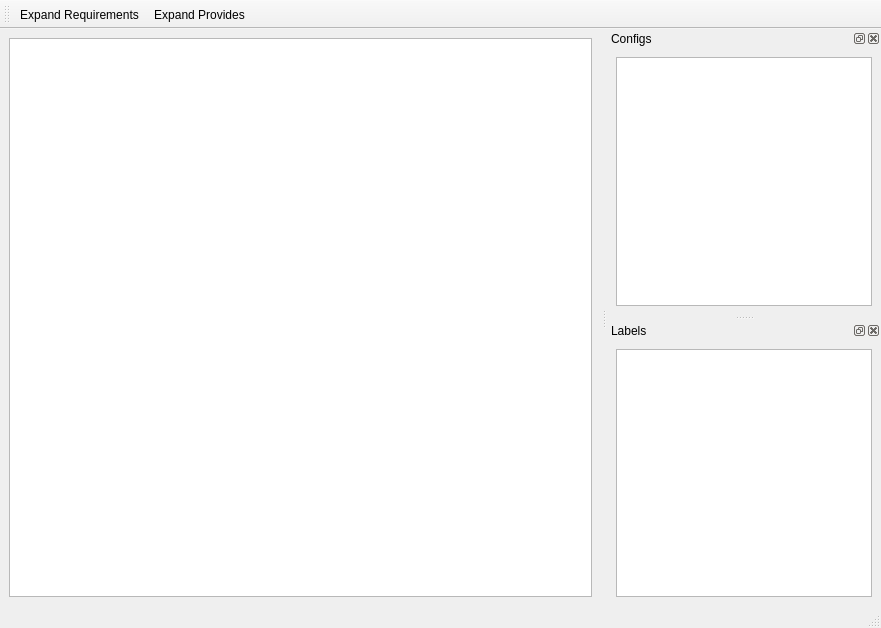
The window that pkg_explorer/main.ui (encukou/pkg-explorer) describes before a commit, drawn with Qt 5.
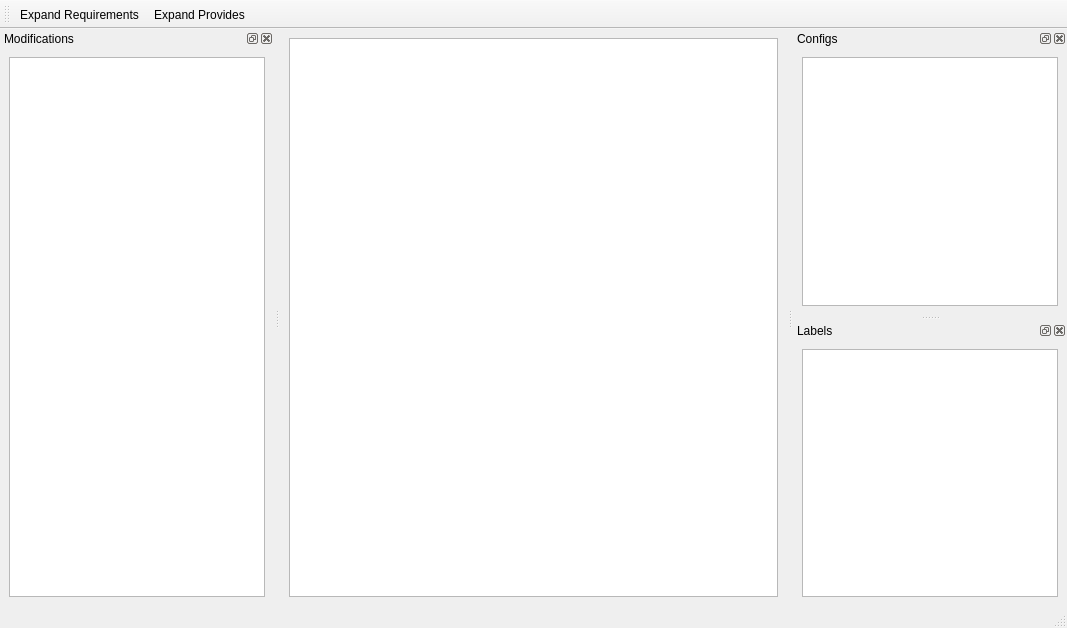
The same window after the commit.

Patch:
```diff
--- a/pkg_explorer/main.ui
+++ b/pkg_explorer/main.ui
@@ -6,7 +6,7 @@
    <rect>
     <x>0</x>
     <y>0</y>
-    <width>881</width>
+    <width>1067</width>
     <height>628</height>
    </rect>
   </property>
@@ -21,7 +21,7 @@
        <bool>true</bool>
       </property>
       <attribute name="headerVisible">
-       <bool>false</bool>
+       <bool>true</bool>
       </attribute>
      </widget>
     </item>
@@ -78,7 +78,7 @@
         <bool>false</bool>
        </property>
        <attribute name="headerVisible">
-        <bool>false</bool>
+        <bool>true</bool>
        </attribute>
       </widget>
      </item>
@@ -105,14 +105,26 @@
        <property name="expandsOnDoubleClick">
         <bool>false</bool>
        </property>
-       <attribute name="headerVisible">
-        <bool>false</bool>
-       </attribute>
       </widget>
      </item>
     </layout>
    </widget>
   </widget>
+  <widget class="QDockWidget" name="dockWidget">
+   <property name="windowTitle">
+    <string>Modifications</string>
+   </property>
+   <attribute name="dockWidgetArea">
+    <number>1</number>
+   </attribute>
+   <widget class="QWidget" name="dockWidgetContents">
+    <layout class="QVBoxLayout" name="verticalLayout_2">
+     <item>
+      <widget class="QTreeView" name="tvMods"/>
+     </item>
+    </layout>
+   </widget>
+  </widget>
   <action name="actExpandReqs">
    <property name="checkable">
     <bool>true</bool>
```
Left out of the diff: 6 changed lines with no effect on the pictures.
